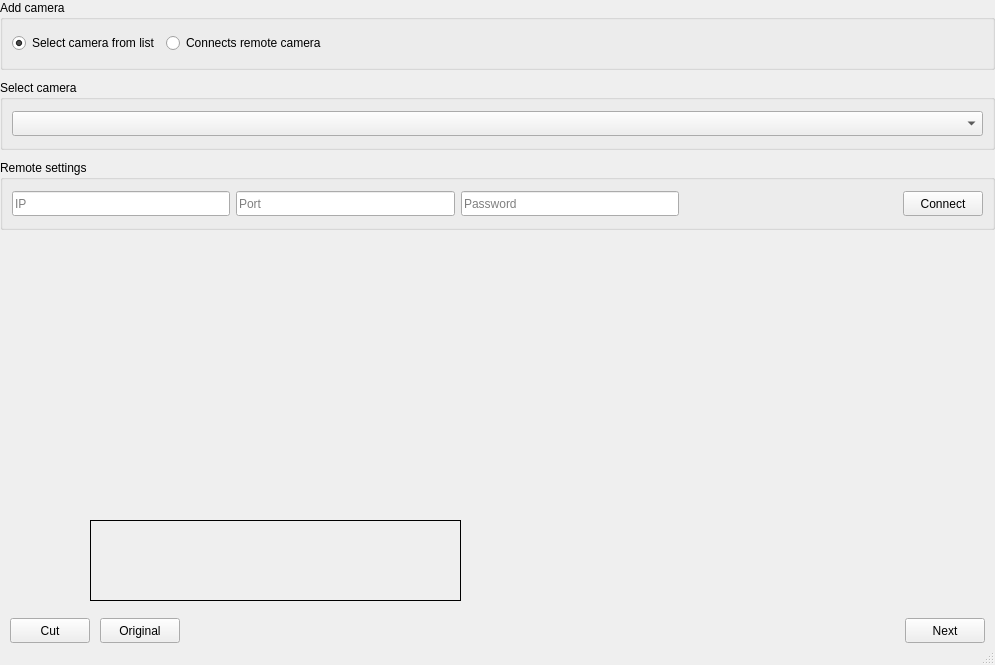
This is Observer/selectcamera.ui in Netmisha/observer as Qt 5 draws it before an edit. The edited form follows.
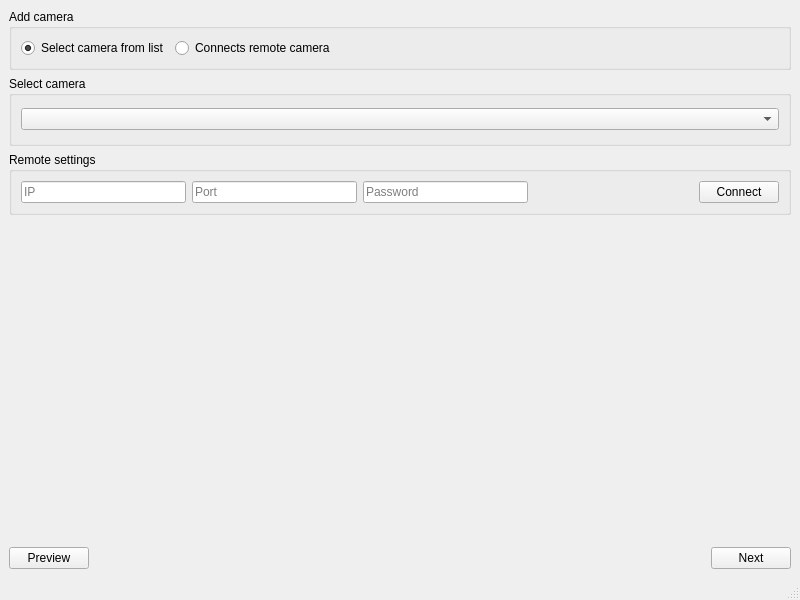
This is the edited form. Custom widgets are drawn as their Qt base class.

Commit message: Processing camera video has been added

```diff
--- a/Observer/selectcamera.ui
+++ b/Observer/selectcamera.ui
@@ -6,54 +6,19 @@
    <rect>
     <x>0</x>
     <y>0</y>
-    <width>995</width>
-    <height>665</height>
+    <width>800</width>
+    <height>600</height>
    </rect>
   </property>
-  <property name="sizePolicy">
-   <sizepolicy hsizetype="Fixed" vsizetype="Fixed">
-    <horstretch>0</horstretch>
-    <verstretch>0</verstretch>
-   </sizepolicy>
-  </property>
   <property name="windowTitle">
    <string>Add camera</string>
   </property>
   <widget class="QWidget" name="centralwidget">
-   <layout class="QVBoxLayout" name="verticalLayout_6">
-    <property name="leftMargin">
-     <number>0</number>
-    </property>
-    <property name="topMargin">
-     <number>0</number>
-    </property>
-    <property name="rightMargin">
-     <number>0</number>
-    </property>
-    <property name="bottomMargin">
-     <number>0</number>
-    </property>
-    <item>
-     <layout class="QVBoxLayout" name="verticalLayout_5" stretch="0,0,0">
-      <property name="spacing">
-       <number>10</number>
-      </property>
-      <item>
        <layout class="QVBoxLayout" name="verticalLayout_4">
         <item>
+     <layout class="QVBoxLayout" name="verticalLayout_3" stretch="0,0,0,5,0">
+      <item>
          <widget class="QGroupBox" name="groupBox">
-          <property name="sizePolicy">
-           <sizepolicy hsizetype="Preferred" vsizetype="Fixed">
-            <horstretch>0</horstretch>
-            <verstretch>0</verstretch>
-           </sizepolicy>
-          </property>
-          <property name="minimumSize">
-           <size>
-            <width>0</width>
-            <height>70</height>
-           </size>
-          </property>
           <property name="maximumSize">
            <size>
             <width>16777215</width>
@@ -65,7 +30,7 @@
           </property>
           <layout class="QVBoxLayout" name="verticalLayout">
            <item>
-            <layout class="QHBoxLayout" name="horizontalLayout_2">
+          <layout class="QHBoxLayout" name="horizontalLayout">
              <item>
               <widget class="QRadioButton" name="select_from_listButton">
                <property name="text">
@@ -103,12 +68,6 @@
         </item>
         <item>
          <widget class="QGroupBox" name="select_cameraBox">
-          <property name="sizePolicy">
-           <sizepolicy hsizetype="Preferred" vsizetype="Fixed">
-            <horstretch>0</horstretch>
-            <verstretch>0</verstretch>
-           </sizepolicy>
-          </property>
           <property name="minimumSize">
            <size>
             <width>0</width>
@@ -124,34 +83,15 @@
           <property name="title">
            <string>Select camera</string>
           </property>
-          <layout class="QVBoxLayout" name="verticalLayout_2">
+        <layout class="QVBoxLayout" name="verticalLayout_5">
            <item>
-            <widget class="QComboBox" name="list_of_cameras_comboBox">
-             <property name="minimumSize">
-              <size>
-               <width>0</width>
-               <height>25</height>
-              </size>
-             </property>
-            </widget>
+          <widget class="QComboBox" name="list_of_cameras_comboBox"/>
            </item>
           </layout>
          </widget>
         </item>
         <item>
          <widget class="QGroupBox" name="remote_settingBox">
-          <property name="sizePolicy">
-           <sizepolicy hsizetype="Preferred" vsizetype="Fixed">
-            <horstretch>0</horstretch>
-            <verstretch>0</verstretch>
-           </sizepolicy>
-          </property>
-          <property name="minimumSize">
-           <size>
-            <width>0</width>
-            <height>70</height>
-           </size>
-          </property>
           <property name="maximumSize">
            <size>
             <width>16777215</width>
@@ -161,17 +101,11 @@
           <property name="title">
            <string>Remote settings</string>
           </property>
-          <layout class="QVBoxLayout" name="verticalLayout_3">
+        <layout class="QVBoxLayout" name="verticalLayout_2">
            <item>
-            <layout class="QHBoxLayout" name="horizontalLayout_3">
+          <layout class="QHBoxLayout" name="horizontalLayout_2">
              <item>
               <widget class="QLineEdit" name="camera_ipEdit">
-               <property name="minimumSize">
-                <size>
-                 <width>0</width>
-                 <height>25</height>
-                </size>
-               </property>
                <property name="placeholderText">
                 <string>IP</string>
                </property>
@@ -179,12 +113,6 @@
              </item>
              <item>
               <widget class="QLineEdit" name="camera_portEdit">
-               <property name="minimumSize">
-                <size>
-                 <width>0</width>
-                 <height>25</height>
-                </size>
-               </property>
                <property name="placeholderText">
                 <string>Port</string>
                </property>
@@ -192,12 +120,6 @@
              </item>
              <item>
               <widget class="QLineEdit" name="camera_passwordEdit">
-               <property name="minimumSize">
-                <size>
-                 <width>0</width>
-                 <height>25</height>
-                </size>
-               </property>
                <property name="echoMode">
                 <enum>QLineEdit::Password</enum>
                </property>
@@ -208,31 +130,19 @@
              </item>
              <item>
               <spacer name="horizontalSpacer">
-               <property name="minimumSize">
-                <size>
-                 <width>0</width>
-                 <height>25</height>
-                </size>
-               </property>
                <property name="orientation">
                 <enum>Qt::Horizontal</enum>
                </property>
                <property name="sizeHint" stdset="0">
                 <size>
                  <width>40</width>
-                 <height>22</height>
+               <height>20</height>
                 </size>
                </property>
               </spacer>
              </item>
              <item>
               <widget class="QPushButton" name="camera_connectButton">
-               <property name="minimumSize">
-                <size>
-                 <width>0</width>
-                 <height>25</height>
-                </size>
-               </property>
                <property name="text">
                 <string>Connect</string>
                </property>
@@ -243,198 +153,13 @@
           </layout>
          </widget>
         </item>
-       </layout>
-      </item>
       <item>
-       <widget class="QWidget" name="widget" native="true">
-        <property name="sizePolicy">
-         <sizepolicy hsizetype="MinimumExpanding" vsizetype="MinimumExpanding">
-          <horstretch>0</horstretch>
-          <verstretch>0</verstretch>
-         </sizepolicy>
-        </property>
-        <widget class="MyQFrame" name="select_area">
-         <property name="geometry">
-          <rect>
-           <x>20</x>
-           <y>10</y>
-           <width>500</width>
-           <height>304</height>
-          </rect>
-         </property>
-         <property name="sizePolicy">
-          <sizepolicy hsizetype="Preferred" vsizetype="Preferred">
-           <horstretch>0</horstretch>
-           <verstretch>0</verstretch>
-          </sizepolicy>
-         </property>
-         <property name="minimumSize">
-          <size>
-           <width>0</width>
-           <height>0</height>
-          </size>
-         </property>
-         <property name="frameShape">
-          <enum>QFrame::NoFrame</enum>
-         </property>
-         <property name="frameShadow">
-          <enum>QFrame::Plain</enum>
-         </property>
-         <property name="lineWidth">
-          <number>0</number>
-         </property>
-         <widget class="MovableFrame" name="frame_point_1">
-          <property name="geometry">
-           <rect>
-            <x>60</x>
-            <y>30</y>
-            <width>10</width>
-            <height>10</height>
-           </rect>
-          </property>
-          <property name="sizePolicy">
-           <sizepolicy hsizetype="Fixed" vsizetype="Fixed">
-            <horstretch>0</horstretch>
-            <verstretch>0</verstretch>
-           </sizepolicy>
-          </property>
-          <property name="cursor">
-           <cursorShape>SizeFDiagCursor</cursorShape>
-          </property>
-          <property name="frameShape">
-           <enum>QFrame::NoFrame</enum>
-          </property>
-          <property name="frameShadow">
-           <enum>QFrame::Raised</enum>
-          </property>
-          <property name="lineWidth">
-           <number>0</number>
-          </property>
-         </widget>
-         <widget class="MovableFrame" name="frame_point_4">
-          <property name="geometry">
-           <rect>
-            <x>160</x>
-            <y>30</y>
-            <width>10</width>
-            <height>10</height>
-           </rect>
-          </property>
-          <property name="sizePolicy">
-           <sizepolicy hsizetype="Fixed" vsizetype="Fixed">
-            <horstretch>0</horstretch>
-            <verstretch>0</verstretch>
-           </sizepolicy>
-          </property>
-          <property name="cursor">
-           <cursorShape>SizeBDiagCursor</cursorShape>
-          </property>
-          <property name="frameShape">
-           <enum>QFrame::NoFrame</enum>
-          </property>
-          <property name="frameShadow">
-           <enum>QFrame::Raised</enum>
-          </property>
-          <property name="lineWidth">
-           <number>0</number>
-          </property>
-         </widget>
-         <widget class="MovableFrame" name="frame_point_2">
-          <property name="geometry">
-           <rect>
-            <x>50</x>
-            <y>120</y>
-            <width>10</width>
-            <height>10</height>
-           </rect>
-          </property>
-          <property name="sizePolicy">
-           <sizepolicy hsizetype="Fixed" vsizetype="Fixed">
-            <horstretch>0</horstretch>
-            <verstretch>0</verstretch>
-           </sizepolicy>
-          </property>
-          <property name="cursor">
-           <cursorShape>SizeBDiagCursor</cursorShape>
-          </property>
-          <property name="frameShape">
-           <enum>QFrame::NoFrame</enum>
-          </property>
-          <property name="frameShadow">
-           <enum>QFrame::Raised</enum>
-          </property>
-          <property name="lineWidth">
-           <number>0</number>
-          </property>
-         </widget>
-         <widget class="MovableFrame" name="frame_point_3">
-          <property name="geometry">
-           <rect>
-            <x>150</x>
-            <y>120</y>
-            <width>10</width>
-            <height>10</height>
-           </rect>
-          </property>
-          <property name="sizePolicy">
-           <sizepolicy hsizetype="Fixed" vsizetype="Fixed">
-            <horstretch>0</horstretch>
-            <verstretch>0</verstretch>
-           </sizepolicy>
-          </property>
-          <property name="cursor">
-           <cursorShape>SizeFDiagCursor</cursorShape>
-          </property>
-          <property name="frameShape">
-           <enum>QFrame::NoFrame</enum>
-          </property>
-          <property name="frameShadow">
-           <enum>QFrame::Raised</enum>
-          </property>
-          <property name="lineWidth">
-           <number>0</number>
-          </property>
-         </widget>
-        </widget>
-        <widget class="QLabel" name="image_scene">
-         <property name="geometry">
-          <rect>
-           <x>90</x>
-           <y>280</y>
-           <width>371</width>
-           <height>81</height>
-          </rect>
-         </property>
-         <property name="frameShape">
-          <enum>QFrame::Box</enum>
-         </property>
-         <property name="lineWidth">
-          <number>1</number>
-         </property>
-         <property name="text">
-          <string/>
-         </property>
-        </widget>
-        <zorder>image_scene</zorder>
-        <zorder>select_area</zorder>
-       </widget>
+       <widget class="CQtOpenCVViewerGl" name="opencv_view" native="true"/>
       </item>
       <item>
-       <layout class="QHBoxLayout" name="horizontalLayout">
-        <property name="leftMargin">
-         <number>10</number>
-        </property>
-        <property name="rightMargin">
-         <number>10</number>
-        </property>
+       <layout class="QHBoxLayout" name="horizontalLayout_3">
         <item>
-         <widget class="QPushButton" name="cutButton">
-          <property name="minimumSize">
-           <size>
-            <width>0</width>
-            <height>25</height>
-           </size>
-          </property>
+         <widget class="QPushButton" name="previewButton">
           <property name="maximumSize">
            <size>
             <width>16777215</width>
@@ -442,32 +167,7 @@
            </size>
           </property>
           <property name="text">
-           <string>Cut</string>
-          </property>
-         </widget>
-        </item>
-        <item>
-         <widget class="QPushButton" name="originalButton">
-          <property name="sizePolicy">
-           <sizepolicy hsizetype="Fixed" vsizetype="Fixed">
-            <horstretch>0</horstretch>
-            <verstretch>0</verstretch>
-           </sizepolicy>
-          </property>
-          <property name="minimumSize">
-           <size>
-            <width>0</width>
-            <height>25</height>
-           </size>
-          </property>
-          <property name="maximumSize">
-           <size>
-            <width>16777215</width>
-            <height>25</height>
-           </size>
-          </property>
-          <property name="text">
-           <string>Original</string>
+           <string>Preview</string>
           </property>
          </widget>
         </item>
@@ -479,19 +179,13 @@
           <property name="sizeHint" stdset="0">
            <size>
             <width>40</width>
-            <height>25</height>
+            <height>20</height>
            </size>
           </property>
          </spacer>
         </item>
         <item>
          <widget class="QPushButton" name="nextButton">
-          <property name="minimumSize">
-           <size>
-            <width>0</width>
-            <height>25</height>
-           </size>
-          </property>
           <property name="maximumSize">
            <size>
             <width>16777215</width>
@@ -509,26 +203,13 @@
     </item>
    </layout>
   </widget>
-  <widget class="QStatusBar" name="statusbar">
-   <property name="sizePolicy">
-    <sizepolicy hsizetype="Preferred" vsizetype="Fixed">
-     <horstretch>0</horstretch>
-     <verstretch>0</verstretch>
-    </sizepolicy>
-   </property>
-  </widget>
+  <widget class="QStatusBar" name="statusbar"/>
  </widget>
  <customwidgets>
   <customwidget>
-   <class>MovableFrame</class>
-   <extends>QFrame</extends>
-   <header location="global">movableframe.h</header>
-   <container>1</container>
-  </customwidget>
-  <customwidget>
-   <class>MyQFrame</class>
-   <extends>QFrame</extends>
-   <header>myqframe.h</header>
+   <class>CQtOpenCVViewerGl</class>
+   <extends>QWidget</extends>
+   <header>cqtopencvviewergl.h</header>
    <container>1</container>
   </customwidget>
  </customwidgets>
```
Lines whose indentation alone changed are shown as unchanged. The commit also changes 13 other files.
